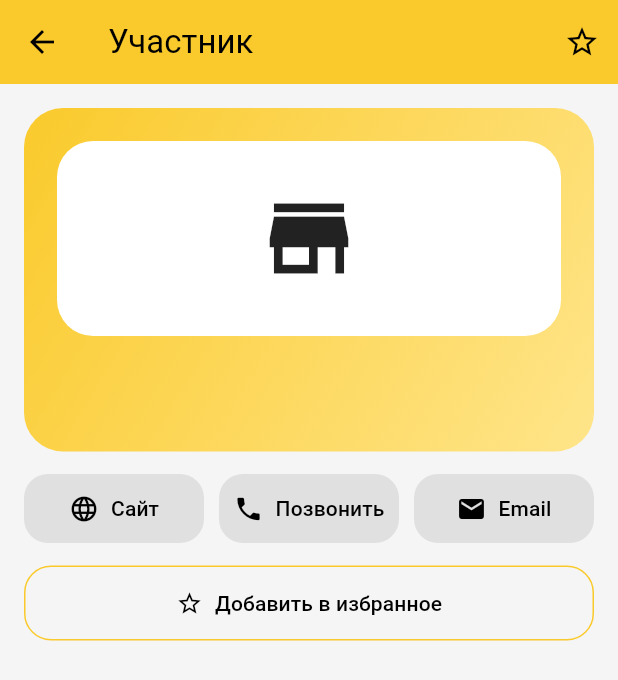
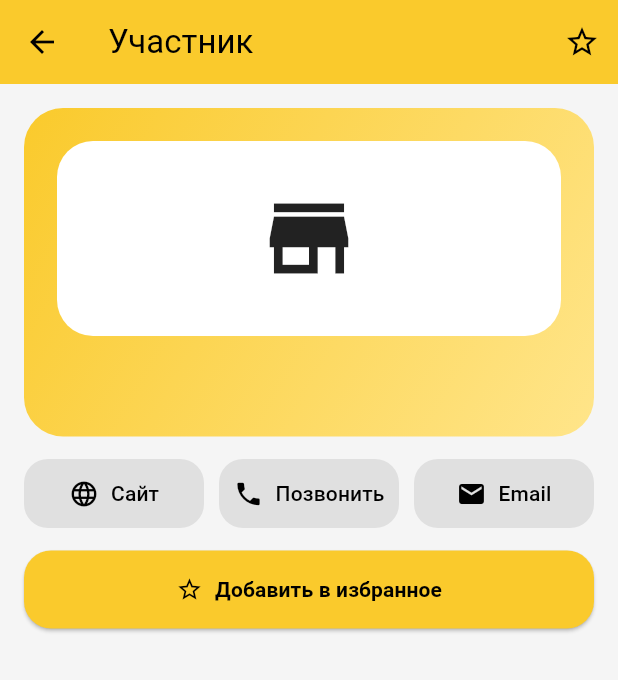
Before and after one commit to NekitProkoder/expo-mobile-app, a Flutter app: the ParticipantDetailScreen screen opened directly with empty values, on a phone screen of 412 x 824 dp. Shown: the top 680 px of the screen. Run offline on Flutter 3.47's test engine with Material 3 defaults, Android fonts, the phone set to English and light mode, and no system bars; our stand-ins replace barcode_widget, shared_preferences, webview_flutter; missing offline and left inert: flutter_pdfview; accounts and stored records are empty.

Commit message:
Refactor participant detail screen with shared widgets

```diff
--- a/lib/screens/participant_detail_screen.dart
+++ b/lib/screens/participant_detail_screen.dart
@@ -2,6 +2,8 @@ import 'package:flutter/material.dart';
 import 'package:url_launcher/url_launcher.dart';
 
 import '../models/exhibitor.dart';
+import '../widgets/app_info_tile.dart';
+import '../widgets/app_primary_button.dart';
 
 class ParticipantDetailScreen extends StatelessWidget {
   final Exhibitor exhibitor;
@@ -16,8 +18,10 @@ class ParticipantDetailScreen extends StatelessWidget {
   });
 
   Future<void> openUrl(String url) async {
-    final uri = Uri.parse(url);
-    await launchUrl(uri, mode: LaunchMode.externalApplication);
+    await launchUrl(
+      Uri.parse(url),
+      mode: LaunchMode.externalApplication,
+    );
   }
 
   Future<void> callPhone(String? phone) async {
@@ -85,8 +89,8 @@ class ParticipantDetailScreen extends StatelessWidget {
               color: Colors.black,
             ),
           ),
-          const SizedBox(height: 10),
-          if ((exhibitor.category ?? '').isNotEmpty)
+          if ((exhibitor.category ?? '').isNotEmpty) ...[
+            const SizedBox(height: 10),
             Container(
               padding: const EdgeInsets.symmetric(horizontal: 14, vertical: 7),
               decoration: BoxDecoration(
@@ -101,6 +105,7 @@ class ParticipantDetailScreen extends StatelessWidget {
                 ),
               ),
             ),
+          ],
           if ((exhibitor.standNumber ?? '').isNotEmpty) ...[
             const SizedBox(height: 10),
             Text(
@@ -170,55 +175,6 @@ class ParticipantDetailScreen extends StatelessWidget {
     );
   }
 
-  Widget infoTile({
-    required IconData icon,
-    required String title,
-    required String? value,
-  }) {
-    if (value == null || value.isEmpty) {
-      return const SizedBox.shrink();
-    }
-
-    return Container(
-      margin: const EdgeInsets.only(bottom: 12),
-      padding: const EdgeInsets.all(15),
-      decoration: BoxDecoration(
-        color: Colors.white,
-        borderRadius: BorderRadius.circular(18),
-      ),
-      child: Row(
-        crossAxisAlignment: CrossAxisAlignment.start,
-        children: [
-          Icon(icon, color: Colors.black87),
-          const SizedBox(width: 12),
-          Expanded(
-            child: Column(
-              crossAxisAlignment: CrossAxisAlignment.start,
-              children: [
-                Text(
-                  title,
-                  style: const TextStyle(
-                    color: Colors.black54,
-                    fontSize: 13,
-                  ),
-                ),
-                const SizedBox(height: 5),
-                Text(
-                  value,
-                  style: const TextStyle(
-                    fontSize: 16,
-                    height: 1.3,
-                    fontWeight: FontWeight.w600,
-                  ),
-                ),
-              ],
-            ),
-          ),
-        ],
-      ),
-    );
-  }
-
   Widget descriptionBlock() {
     final description = exhibitor.description;
 
@@ -257,30 +213,6 @@ class ParticipantDetailScreen extends StatelessWidget {
     );
   }
 
-  Widget favoriteButton() {
-    return SizedBox(
-      width: double.infinity,
-      child: OutlinedButton.icon(
-        onPressed: onFavoriteChanged,
-        icon: Icon(
-          isFavorite ? Icons.star : Icons.star_border,
-          color: isFavorite ? const Color(0xFFFACA2C) : Colors.black,
-        ),
-        label: Text(
-          isFavorite ? 'В избранном' : 'Добавить в избранное',
-          style: const TextStyle(color: Colors.black),
-        ),
-        style: OutlinedButton.styleFrom(
-          padding: const EdgeInsets.all(15),
-          side: const BorderSide(color: Color(0xFFFACA2C)),
-          shape: RoundedRectangleBorder(
-            borderRadius: BorderRadius.circular(18),
-          ),
-        ),
-      ),
-    );
-  }
-
   @override
   Widget build(BuildContext context) {
     final location = [
@@ -310,40 +242,44 @@ class ParticipantDetailScreen extends StatelessWidget {
           const SizedBox(height: 14),
           quickActions(),
           const SizedBox(height: 14),
-          favoriteButton(),
+          AppPrimaryButton(
+            text: isFavorite ? 'В избранном' : 'Добавить в избранное',
+            icon: isFavorite ? Icons.star : Icons.star_border,
+            onPressed: onFavoriteChanged,
+          ),
           const SizedBox(height: 16),
           descriptionBlock(),
-          infoTile(
+          AppInfoTile(
             icon: Icons.store,
             title: 'Компания',
             value: exhibitor.name,
           ),
-          infoTile(
+          AppInfoTile(
             icon: Icons.category,
             title: 'Категория',
             value: exhibitor.category,
           ),
-          infoTile(
+          AppInfoTile(
             icon: Icons.location_on,
             title: 'Стенд',
             value: exhibitor.standNumber,
           ),
-          infoTile(
+          AppInfoTile(
             icon: Icons.public,
             title: 'Локация',
             value: location.isEmpty ? null : location,
           ),
-          infoTile(
+          AppInfoTile(
             icon: Icons.phone,
             title: 'Телефон',
             value: exhibitor.phone,
           ),
-          infoTile(
+          AppInfoTile(
             icon: Icons.email,
             title: 'Email',
             value: exhibitor.email,
           ),
-          infoTile(
+          AppInfoTile(
             icon: Icons.language,
             title: 'Сайт',
             value: exhibitor.website,
```
